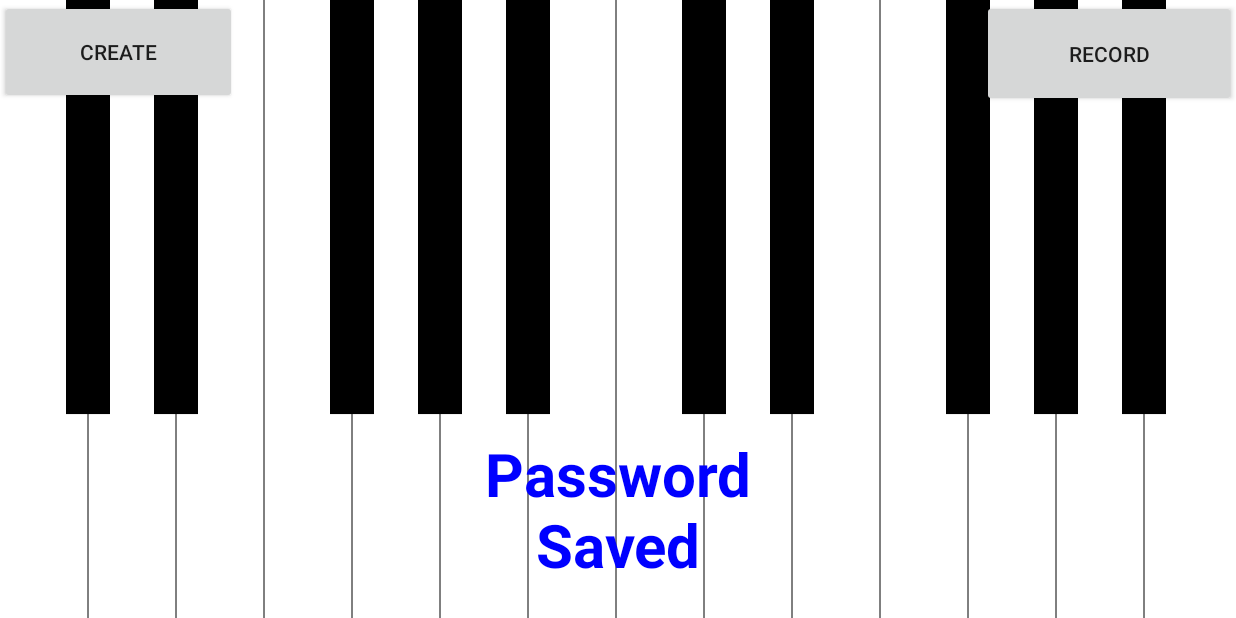
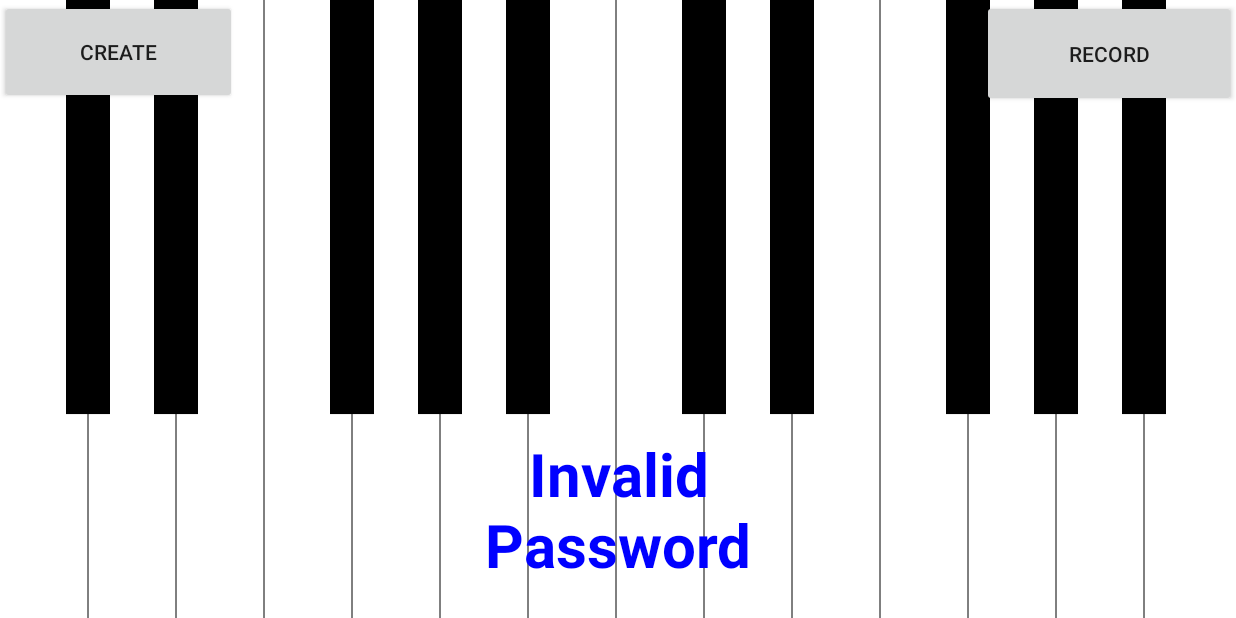
Before and after one commit to 2373655r/PianoKey, an Android app: the screen it shows after launch (PianoActivity), after a tap on "SAVE", on a phone screen of 824 x 412 dp (held sideways). Run offline under Robolectric (Android 15) with nearby library versions, the phone set to English and light mode, and no system bars; 3 other taps on this screen came first.

Commit message:
Update to add chords
Just moving chords bit to set the password section

```diff
--- a/app/src/main/java/com/example/piano/PianoActivity.java
+++ b/app/src/main/java/com/example/piano/PianoActivity.java
@@ -100,20 +100,22 @@ public class PianoActivity extends AppCompatActivity {
         if(password != null){
             if(password != ""){
                 hiddenPassword = password;
+                Log.d("Hidden Pass","" + hiddenPassword);
+                DisplayMessage("Password Saved");
+                return;
             }
         }
-        Log.d("Hidden Pass","" + hiddenPassword);
-        DisplayMessage("Password Saved");
+        //Something wrong with password
+        Log.d("Hidden Pass","Invalid Password");
+        DisplayMessage("Invalid Password");
     }
 
     private String EventsToString(ArrayList<KeyEvent> events){
         String curPassword = "";
-        //Gonna need to add support for multi key press and timing
-        float longestEndTime = -1;
 
-        ArrayList<KeyEvent> buffer = new ArrayList<KeyEvent>();
-        for(KeyEvent e : events){
-            curPassword += e.note;
+        //Utils class handles turning events into chords
+        for (Chord chord : Utils.normalise(events)) {
+            curPassword += chord.toString() + "|";
         }
         return curPassword;
     }
@@ -131,18 +133,12 @@ public class PianoActivity extends AppCompatActivity {
                 Log.d("Login",event.note + "");
             }
 
-            String normalisedPassword = "";
-            for (Chord chord : Utils.normalise(events)) {
-                normalisedPassword += chord.toString() + "|";
-            }
-
             //Compare entered password to hidden password
             if(hiddenPassword == null){
                 Log.d("Login","No hidden password");
             } else{
                 Log.d("True Pass:",hiddenPassword);
                 Log.d("Given Pass:",enteredPassword);
-                Log.d("Normalised Pass:",normalisedPassword);
                 if(hiddenPassword.equals(enteredPassword)){
                     Log.d("Login", "Login Success");
                     DisplayMessage("Success");
```
